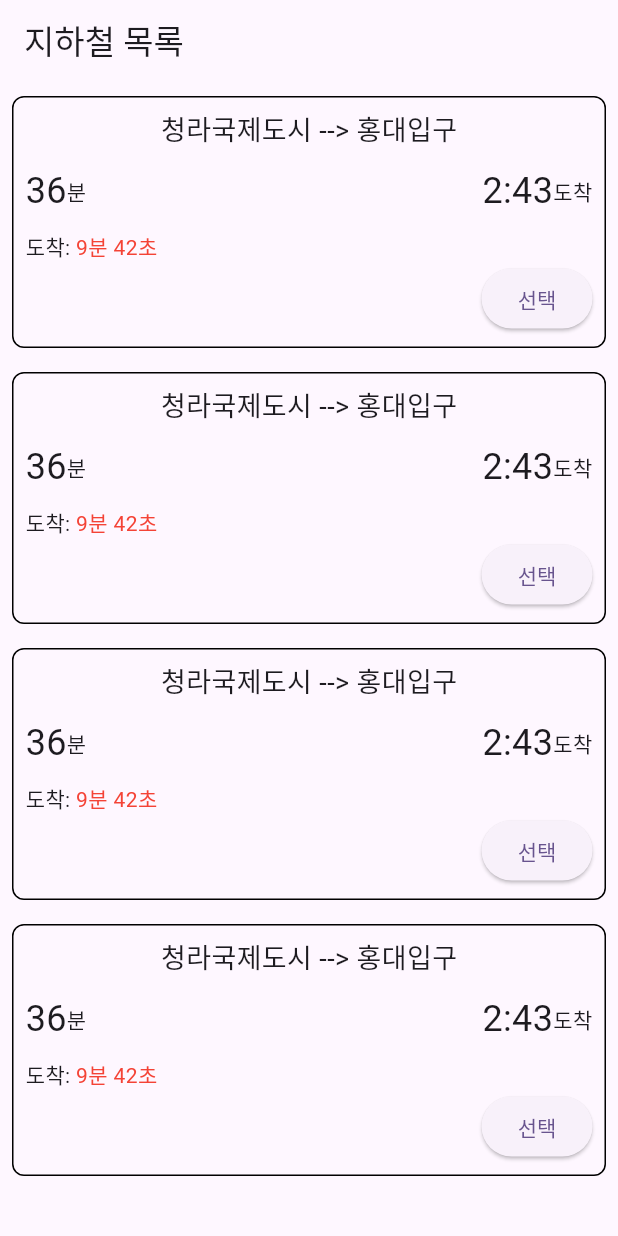
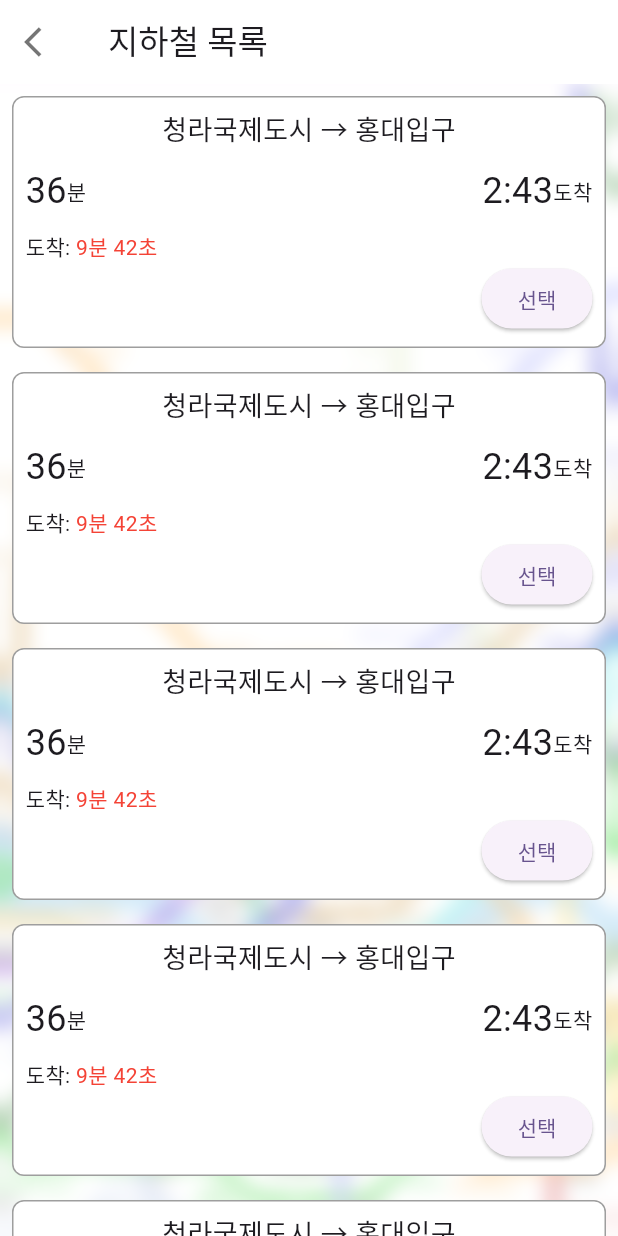
Before and after one commit to victorshin12/subwayapp, a Flutter app: the screen it shows after launch, on a phone screen of 412 x 824 dp. Run offline on Flutter 3.47's test engine with Material 2 defaults, Android fonts, the phone set to English and light mode, and no system bars; our stand-ins replace dropdown_button2.

Commit message:
design & background change to subwaylist

```diff
--- a/lib/subwaylist.dart
+++ b/lib/subwaylist.dart
@@ -1,4 +1,6 @@
 // ignore_for_file: prefer_const_constructors, prefer_const_literals_to_create_immutables
+
+import 'dart:ui';
 
 import 'package:flutter/material.dart';
 import 'package:subwayapp/setalarm.dart';
@@ -15,37 +17,70 @@ class _SubwayListState extends State<SubwayList> {
   Widget build(BuildContext context) {
     return Scaffold(
       appBar: AppBar(
-          backgroundColor: Colors.transparent, title: const Text("지하철 목록")),
-      body: SingleChildScrollView(
+        leading: InkWell(
+          onTap: () {
+            Navigator.pop(context);
+          },
+          child: Icon(
+            Icons.arrow_back_ios,
+            color: Colors.black54,
+          ),
+        ),
+        title: Text(
+          "지하철 목록",
+          textAlign: TextAlign.center,
+        ),
+        backgroundColor: Colors.white,
+        surfaceTintColor: Colors.white,
+        elevation: 0,
+      ),
+      body: Stack(children: [
+      Positioned.fill(
+        child: Image.asset(
+          'assets/subwaymap.png',
+          fit: BoxFit.cover,
+        ),
+      ),
+      BackdropFilter(
+          filter: ImageFilter.blur(sigmaX: 7, sigmaY: 7),
+          child: Container(
+            color:
+                Colors.white.withOpacity(0.5), // Adjust the opacity as needed
+            child: SingleChildScrollView(
               child: Column(
                       children: [
-            Row(
-              children: [
-
+              SubwayCard(station1: "청라국제도시", station2: "홍대입구"),
+              SubwayCard(station1: "청라국제도시", station2: "홍대입구"),
+              SubwayCard(station1: "청라국제도시", station2: "홍대입구"),
+              SubwayCard(station1: "청라국제도시", station2: "홍대입구"),
+              SubwayCard(station1: "청라국제도시", station2: "홍대입구"),
                       ],
                     ),
-            SubwayCard(),
-            SubwayCard(),
-            SubwayCard(),
-            SubwayCard(),
-          ],
             )
       )
-    );
+    )]));
   }
 }
 
-class SubwayCard extends StatelessWidget {
+class SubwayCard extends StatefulWidget {
+  String station1;
+  String station2;
+  SubwayCard({required this.station1, required this.station2});
+
+  @override
+  State<SubwayCard> createState() => _SubwayCardState();
+}
+
+class _SubwayCardState extends State<SubwayCard> {
   @override
   Widget build(BuildContext context) {
-    String station1 = "청라국제도시";
-    String station2 = "홍대입구";
 
     return Padding(
       padding: const EdgeInsets.all(8.0),
       child: Container(
         decoration: BoxDecoration(
-            border: Border.all(color: Colors.black),
+          color: Colors.white,
+          border: Border.all(color: Colors.grey),
           borderRadius: BorderRadius.circular(8)),
         child: Padding(
           padding: const EdgeInsets.all(8.0),
@@ -53,7 +88,7 @@ class SubwayCard extends StatelessWidget {
             children: [
               Align(
                 alignment: Alignment.center,
-                child: Text(station1 + " --> " + station2,
+                child: Text(widget.station1 + " → " + widget.station2,
                     style: TextStyle(fontSize: 18)),
               ),
               SizedBox(height: 10),
```
Lines whose indentation alone changed are shown as unchanged.
